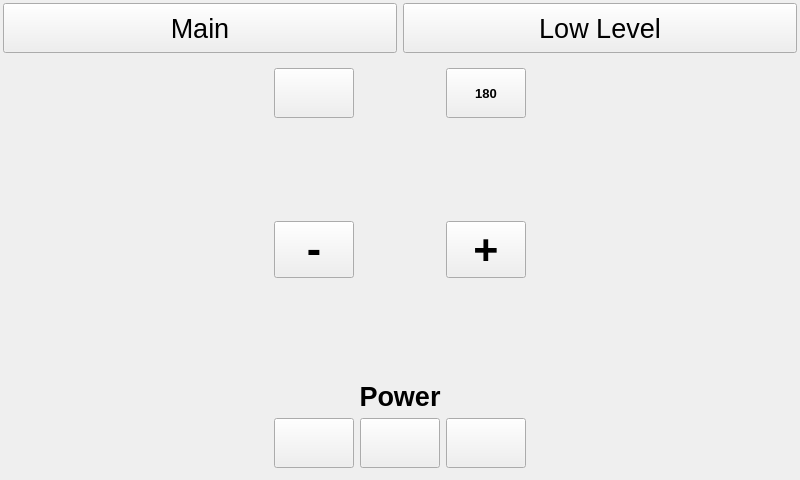
cilo72/raspi_turntable, file src/mainwindow.ui: the form before one commit.
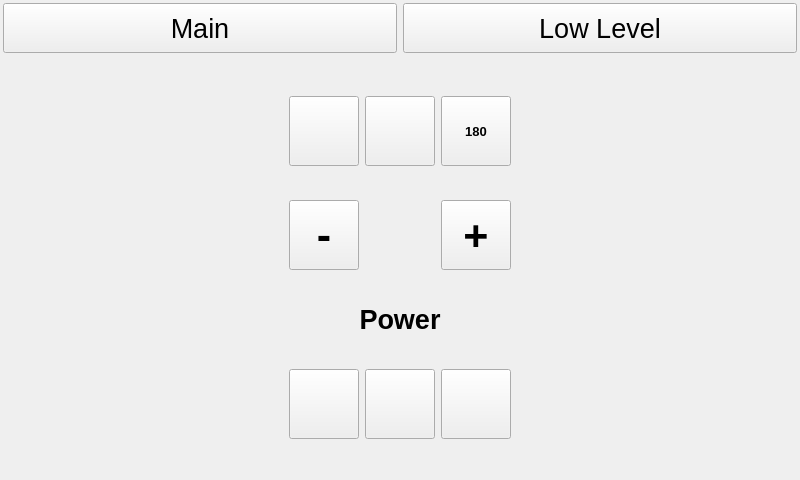
The form after the commit. Icons and pictures are not drawn.

```diff
--- a/src/mainwindow.ui
+++ b/src/mainwindow.ui
@@ -109,8 +109,14 @@
           <property name="bottomMargin">
            <number>0</number>
           </property>
-          <item row="5" column="0" colspan="3">
+          <item row="2" column="0" colspan="3">
            <widget class="QLabel" name="label">
+            <property name="sizePolicy">
+             <sizepolicy hsizetype="Minimum" vsizetype="Maximum">
+              <horstretch>0</horstretch>
+              <verstretch>0</verstretch>
+             </sizepolicy>
+            </property>
             <property name="font">
              <font>
               <pointsize>20</pointsize>
@@ -125,18 +131,18 @@
             </property>
            </widget>
           </item>
-          <item row="6" column="2">
+          <item row="3" column="2">
            <widget class="QPushButton" name="pushButton_7">
             <property name="minimumSize">
              <size>
-              <width>80</width>
-              <height>50</height>
+              <width>70</width>
+              <height>70</height>
              </size>
             </property>
             <property name="maximumSize">
              <size>
-              <width>80</width>
-              <height>50</height>
+              <width>70</width>
+              <height>70</height>
              </size>
             </property>
             <property name="font">
@@ -156,12 +162,18 @@
             </property>
            </widget>
           </item>
-          <item row="6" column="0">
+          <item row="3" column="0">
            <widget class="QPushButton" name="pushButton_6">
+            <property name="minimumSize">
+             <size>
+              <width>70</width>
+              <height>70</height>
+             </size>
+            </property>
             <property name="maximumSize">
              <size>
-              <width>80</width>
-              <height>50</height>
+              <width>70</width>
+              <height>70</height>
              </size>
             </property>
             <property name="font">
@@ -184,14 +196,14 @@
            <widget class="QPushButton" name="pushButton_8">
             <property name="minimumSize">
              <size>
-              <width>80</width>
-              <height>50</height>
+              <width>70</width>
+              <height>70</height>
              </size>
             </property>
             <property name="maximumSize">
              <size>
-              <width>80</width>
-              <height>50</height>
+              <width>70</width>
+              <height>70</height>
              </size>
             </property>
             <property name="font">
@@ -216,14 +228,14 @@
            <widget class="QPushButton" name="pushButton_5">
             <property name="minimumSize">
              <size>
-              <width>80</width>
-              <height>50</height>
+              <width>70</width>
+              <height>70</height>
              </size>
             </property>
             <property name="maximumSize">
              <size>
-              <width>80</width>
-              <height>50</height>
+              <width>70</width>
+              <height>70</height>
              </size>
             </property>
             <property name="font">
@@ -245,30 +257,17 @@
            </widget>
           </item>
           <item row="3" column="1">
-           <spacer name="verticalSpacer_3">
-            <property name="orientation">
-             <enum>Qt::Vertical</enum>
-            </property>
-            <property name="sizeHint" stdset="0">
-             <size>
-              <width>20</width>
-              <height>40</height>
-             </size>
-            </property>
-           </spacer>
-          </item>
-          <item row="6" column="1">
            <widget class="QPushButton" name="pushButton_9">
             <property name="minimumSize">
              <size>
-              <width>80</width>
-              <height>50</height>
+              <width>70</width>
+              <height>70</height>
              </size>
             </property>
             <property name="maximumSize">
              <size>
-              <width>80</width>
-              <height>50</height>
+              <width>70</width>
+              <height>70</height>
              </size>
             </property>
             <property name="font">
@@ -291,18 +290,18 @@
             </property>
            </widget>
           </item>
-          <item row="2" column="2">
+          <item row="1" column="2">
            <widget class="QPushButton" name="pushButtonPlus">
             <property name="minimumSize">
              <size>
-              <width>80</width>
-              <height>50</height>
+              <width>70</width>
+              <height>70</height>
              </size>
             </property>
             <property name="maximumSize">
              <size>
-              <width>80</width>
-              <height>80</height>
+              <width>70</width>
+              <height>70</height>
              </size>
             </property>
             <property name="font">
@@ -316,18 +315,18 @@
             </property>
            </widget>
           </item>
-          <item row="2" column="0">
+          <item row="1" column="0">
            <widget class="QPushButton" name="pushButtonMinus">
             <property name="minimumSize">
              <size>
-              <width>80</width>
-              <height>50</height>
+              <width>70</width>
+              <height>70</height>
              </size>
             </property>
             <property name="maximumSize">
              <size>
-              <width>80</width>
-              <height>80</height>
+              <width>70</width>
+              <height>70</height>
              </size>
             </property>
             <property name="font">
@@ -341,18 +340,40 @@
             </property>
            </widget>
           </item>
-          <item row="1" column="0">
-           <spacer name="verticalSpacer_6">
-            <property name="orientation">
-             <enum>Qt::Vertical</enum>
+          <item row="0" column="1">
+           <widget class="QPushButton" name="pushButtonInit">
+            <property name="minimumSize">
+             <size>
+              <width>70</width>
+              <height>70</height>
+             </size>
             </property>
-            <property name="sizeHint" stdset="0">
+            <property name="maximumSize">
              <size>
-              <width>20</width>
-              <height>40</height>
+              <width>70</width>
+              <height>70</height>
              </size>
             </property>
-           </spacer>
+            <property name="text">
+             <string/>
+            </property>
+            <property name="icon">
+             <iconset resource="resources/resources.qrc">
+              <normaloff>:/images/rocket-lunch.svg</normaloff>:/images/rocket-lunch.svg</iconset>
+            </property>
+            <property name="iconSize">
+             <size>
+              <width>48</width>
+              <height>48</height>
+             </size>
+            </property>
+            <property name="checkable">
+             <bool>true</bool>
+            </property>
+            <property name="autoExclusive">
+             <bool>true</bool>
+            </property>
+           </widget>
           </item>
          </layout>
         </item>
```
Left out of the diff: 7 changed lines with no effect on the pictures.
